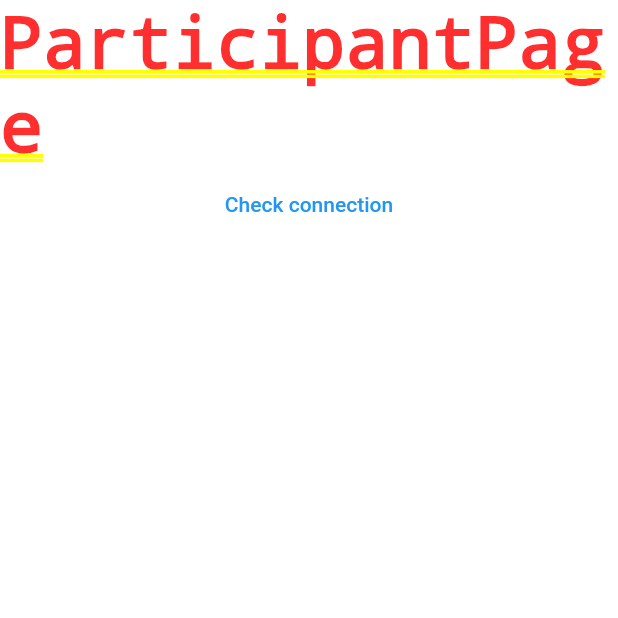
After one commit to YunusHermias/iassos_management, a Flutter app: the ParticipantPage screen opened by its route, after a tap on "Check connection", on a phone screen of 412 x 824 dp, the top half of it. The commit adds this screen. Run offline on Flutter 3.47's test engine with Material 2 defaults, Android fonts, the phone set to English and light mode, and no system bars; our stand-ins replace flutter_dotenv, flutter_riverpod, modal_progress_hud_nsn; missing offline and left inert: mongo_dart; generated files the repository leaves out were written again.

Commit message:
Added participant_page

```diff
--- a/lib/screens/login/login_controller.dart
+++ b/lib/screens/login/login_controller.dart
@@ -1,7 +1,6 @@
 import 'package:flutter/material.dart';
 import 'package:iassos_management/config/db/connection.dart';
 import 'package:iassos_management/config/db/connection_pool.dart';
-import 'package:iassos_management/models/user.dart';
 import 'package:mongo_dart/mongo_dart.dart';
 
 class LoginController extends ChangeNotifier {
--- /dev/null
+++ b/lib/screens/participant/participant_page.dart
@@ -0,0 +1,66 @@
+import 'package:flutter/material.dart';
+import 'package:flutter_riverpod/flutter_riverpod.dart';
+import 'package:iassos_management/config/db/connection.dart';
+import 'package:iassos_management/config/db/connection_pool.dart';
+import 'package:iassos_management/models/paid.dart';
+import 'package:iassos_management/models/participant.dart';
+import 'package:iassos_management/models/pay.dart';
+import 'package:iassos_management/models/payment.dart';
+import 'package:iassos_management/models/social_media.dart';
+import 'package:iassos_management/models/unpay.dart';
+
+class ParticipantPage extends ConsumerWidget {
+  const ParticipantPage({
+    Key? key,
+  }) : super(key: key);
+
+  @override
+  Widget build(BuildContext context, WidgetRef ref) {
+    return Center(
+        child: Column(
+      children: [
+        Text("ParticipantPage"),
+        TextButton(
+          onPressed: () async {
+            HermiasConnection connection =
+                await HermiasConnectionPool.connectionPoolInstance.getConnection().catchError((e) => print("$e"));
+            connection.isBusy = true;
+            Participant user = Participant();
+            user.email = 'abc@gmail.com';
+            user.group = "Marmaris Grup";
+            user.level = "Giris Seviye";
+            user.amountToBePaidIncMonths = 400.0;
+            user.classDayOfTheWeek = 2;
+            user.mobile = "+90 555 679 13 78 ";
+            user.name = "Ali Veli Konya";
+            Payment payment = Payment(
+              pay: Pay(
+                  discount: 50.0,
+                  remainingAmount: 200.0,
+                  total: 400.0,
+                  date: DateTime.now().subtract(const Duration(days: 30)).toString(),
+                  paid: List.generate(2, (index) {
+                    return Paid(payDate: DateTime.now().toString(), amount: 50.0 * index);
+                  })),
+              unPay: Unpay(
+                  total: 200.0,
+                  date: DateTime.now().subtract(const Duration(days: 30)).toString(),
+                  discount: 50.0,
+                  remainingAmount: 200.0,
+                  unpaid: List.generate(1, (index) => Paid(amount: 200.0))),
+            );
+            user.payments = [payment];
+            user.status = 1;
+            user.socialMedias = [SocialMedia(link: "www.google.com.tr", name: "Sergey", title: "Google+")];
+            var userCollection = connection.dbConnection.collection("participant");
+            userCollection.insert(user.toJson());
+            connection.isBusy = false;
+          },
+          child: const Text(
+            "Check connection",
+          ),
+        )
+      ],
+    ));
+  }
+}
```
Also changed, not shown: lib/main.dart (+12 -2 lines), lib/screens/home/home_page.dart (+6 -51 lines), lib/screens/login/login_page.dart (+5 -2 lines), pubspec.lock, 3 other files.
